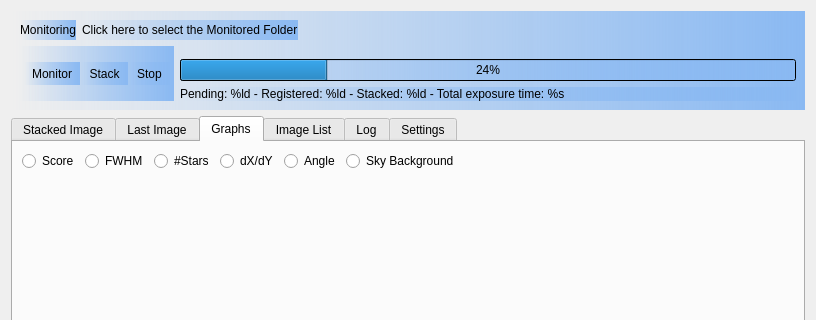
Above: DeepSkyStackerLive/ui/DeepSkyStackerLive.ui from deepskystacker/DSS before the change; both pictures show x 0 to 816 and y 0 to 320 of the 816 by 748 pixel window. Below: the same form after it.
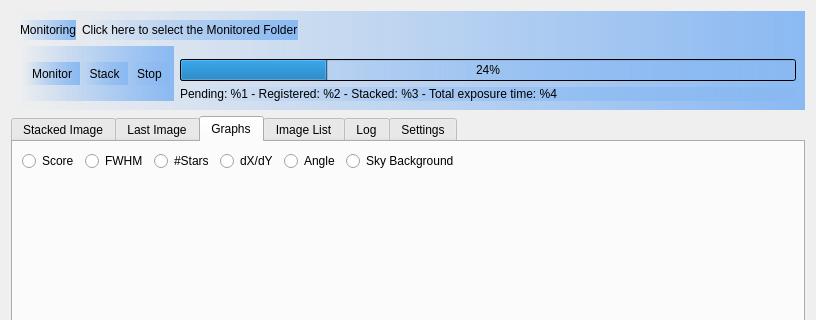
That is the form after the change. Icons and pictures are not drawn. Custom widgets are drawn as their Qt base class.

```diff
--- a/DeepSkyStackerLive/ui/DeepSkyStackerLive.ui
+++ b/DeepSkyStackerLive/ui/DeepSkyStackerLive.ui
@@ -151,7 +151,7 @@
              </sizepolicy>
             </property>
             <property name="text">
-             <string comment="IDC_STATS">Pending: %ld - Registered: %ld - Stacked: %ld - Total exposure time: %s</string>
+             <string comment="IDC_STATS">Pending: %1 - Registered: %2 - Stacked: %3 - Total exposure time: %4</string>
             </property>
            </widget>
           </item>
```
